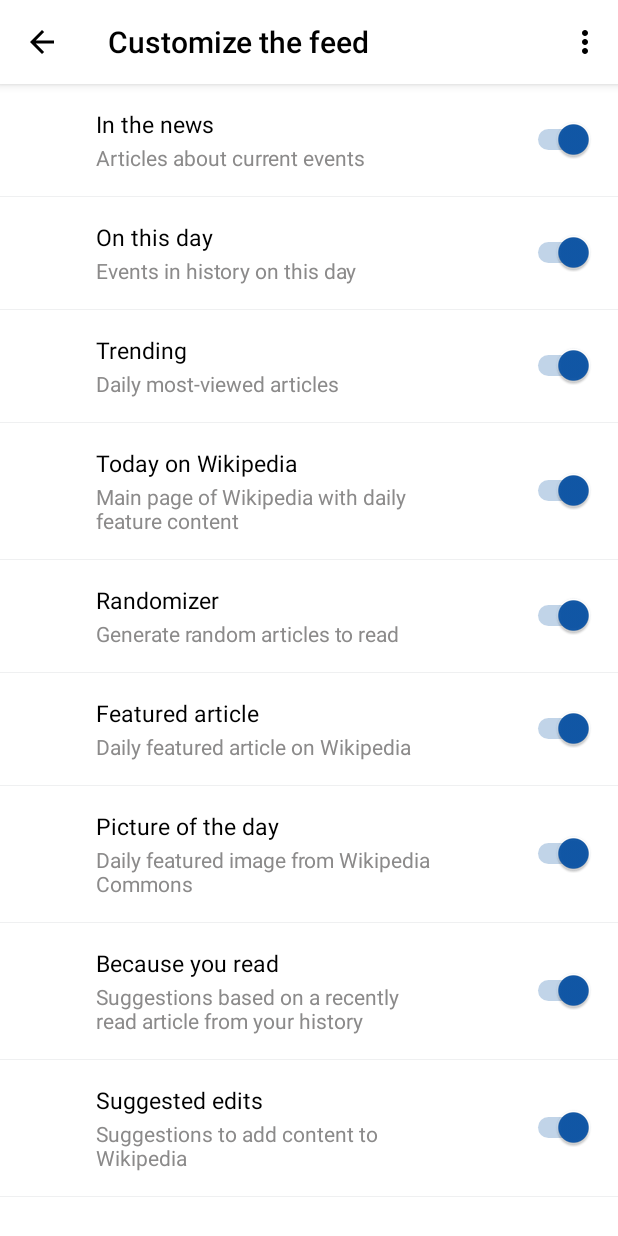
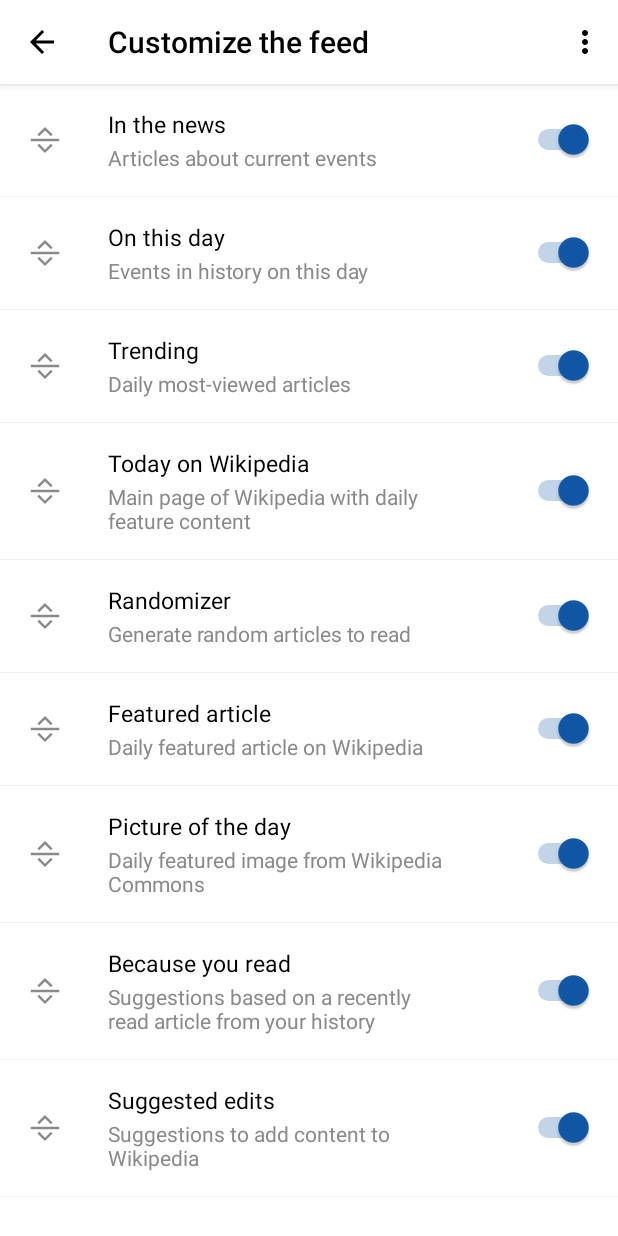
Before and after one commit to larycoder/Wikipedia_MobieApp, an Android app: the CustomizeActivity screen opened directly, with no data from a screen before it, on a phone screen of 412 x 824 dp. Run offline under Robolectric (Android 15) with nearby library versions, the phone set to English and light mode, and no system bars.

Commit message:
hx    : Add drag icon to customize act

```diff
--- a/misa/app/src/main/java/com/test/demowiki/ui/customize_feed/CustomizeActivity.java
+++ b/misa/app/src/main/java/com/test/demowiki/ui/customize_feed/CustomizeActivity.java
@@ -41,7 +41,6 @@ public class CustomizeActivity extends AppCompatActivity {
     @Override
     public boolean onCreateOptionsMenu(Menu menu) {
         getMenuInflater().inflate(R.menu.menu_customize, menu);
-        getSupportActionBar().setIcon(R.drawable.ic_triple_dot);
         return true;
     }
 
@@ -62,4 +61,5 @@ public class CustomizeActivity extends AppCompatActivity {
                 return false;
         }
     }
+
 }
--- /dev/null
+++ b/misa/app/src/main/res/drawable/ic_drag.xml
@@ -0,0 +1,4 @@
+<vector android:height="24dp" android:viewportHeight="96"
+    android:viewportWidth="96" android:width="24dp" xmlns:android="http://schemas.android.com/apk/res/android">
+    <path android:fillColor="@color/colorTextGrey" android:pathData="M48,18.2L30.7,35.4l3.9,3.8L48,26l13.5,13.2l3.8,-3.8L48,18.2zM15.5,45.1V51h65v-5.9H15.5zM34.6,56.8l-3.9,3.8L48,77.8l17.3,-17.3l-3.8,-3.8L48,70L34.6,56.8z"/>
+</vector>
--- a/misa/app/src/main/res/layout/feed_setting.xml
+++ b/misa/app/src/main/res/layout/feed_setting.xml
@@ -2,26 +2,36 @@
 <RelativeLayout xmlns:android="http://schemas.android.com/apk/res/android"
     android:orientation="horizontal" android:layout_width="wrap_content"
     android:layout_height="wrap_content"
-    android:paddingStart="64dp"
-    android:paddingBottom="16dp"
-    android:paddingTop="16dp"
-    android:paddingEnd="16dp"
+    android:padding="16dp"
     android:background="@color/colorPrimary">
+    <ImageButton
+        android:layout_width="28dp"
+        android:layout_height="28dp"
+        android:src="@drawable/ic_drag"
+        android:layout_alignParentStart="true"
+        android:layout_centerInParent="true"
+        android:id="@+id/drag_button"
+        android:scaleType="fitCenter"
+        android:background="@android:color/transparent"
+        />
+
     <TextView
         android:layout_width="wrap_content"
         android:layout_height="wrap_content"
-        android:layout_alignParentStart="true"
+        android:layout_alignParentTop="true"
+        android:layout_toEndOf="@id/drag_button"
         android:id="@+id/feed_type"
         android:text="In the news"
         android:textColor="@android:color/black"
         android:textSize="15sp"
         android:layout_marginBottom="2dp"
+        android:layout_marginStart="28dp"
         />
     <TextView
         android:layout_width="230dp"
         android:layout_height="wrap_content"
         android:layout_below="@id/feed_type"
-        android:layout_alignParentStart="true"
+        android:layout_alignStart="@id/feed_type"
         android:id="@+id/feed_type_desc"
         android:text="Articles about current events"
         android:textSize="14sp"
```
Also changed, not shown: misa/app/src/main/java/com/test/demowiki/ui/customize_feed/RecyclerListAdapter.java (+1 -0 lines).
